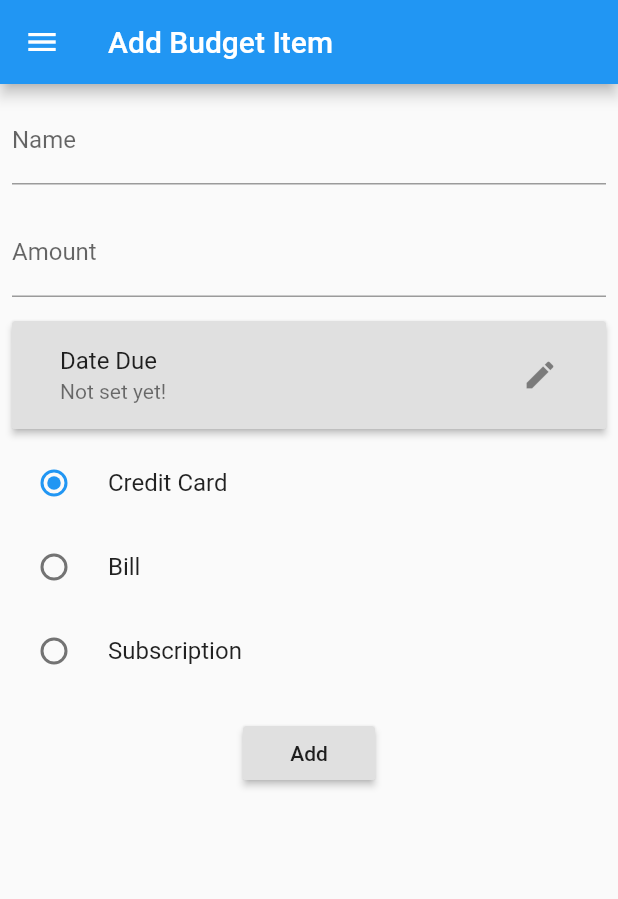
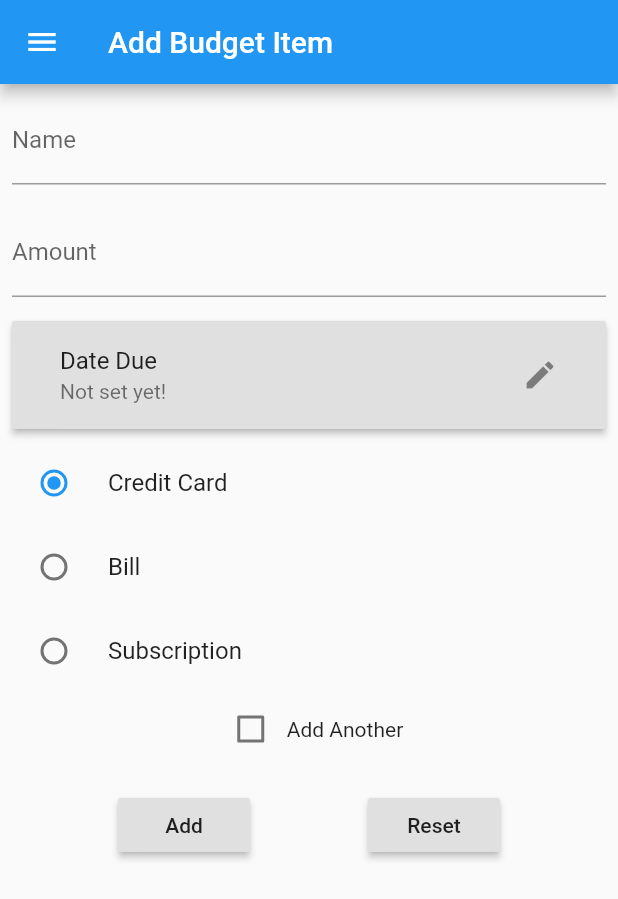
Before and after one commit to rfgmendoza/BudgetFly, a Flutter app: the AddBudgetItem screen opened by its route, on a phone screen of 412 x 824 dp. Shown: the top 899 px of the screen. Run offline on Flutter 3.47's test engine with Material 2 defaults, Android fonts, the phone set to English and light mode, and no system bars; our stand-ins replace sembast; missing offline and left inert: flutter_circular_chart.

Commit message:
add another checkbox added

```diff
--- a/budget_fly/lib/fragments/add_budget_item.dart
+++ b/budget_fly/lib/fragments/add_budget_item.dart
@@ -19,7 +19,7 @@ class AddBudgetItemState extends State<AddBudgetItem> {
   DateTime _selectedDate;
   BudgetItem _budgetItem = BudgetItem();
   bool editMode = false;
-
+  bool addAnother = false;
   void _showDatePicker() async {
     DateTime now = DateTime.now();
     final DateTime selectedDate = await showDatePicker(
@@ -129,6 +129,26 @@ class AddBudgetItemState extends State<AddBudgetItem> {
                   });
                 },
               ),
+              Row(
+                mainAxisAlignment: MainAxisAlignment.center,
+                children: <Widget>[
+
+
+                    Checkbox(
+
+                      value: addAnother,
+                      onChanged: (bool value){
+                        setState((){
+                          addAnother = value;
+                        });
+                      }
+                    ),
+                              Text("Add Another"),
+                ],
+              ),
+              Row(
+                mainAxisAlignment: MainAxisAlignment.spaceEvenly,
+                children: <Widget>[
                   Padding(
                       padding: const EdgeInsets.symmetric(vertical: 16.0),
                       child: RaisedButton(
@@ -146,6 +166,18 @@ class AddBudgetItemState extends State<AddBudgetItem> {
                         },
                         child: !editMode ? Text('Add') : Text('Save'),
                       )),
+                      Padding(
+                      padding: const EdgeInsets.symmetric(vertical: 16.0),
+                      child: RaisedButton(
+                        onPressed: () {
+                          _formKey.currentState.reset();
+                          _reset();
+                        },
+                        child: Text('Reset'),
+                      )),
+                ],
+
+              ),
               // Padding(
               //     padding: const EdgeInsets.symmetric(vertical: 16.0),
               //     child: RaisedButton(
@@ -167,8 +199,12 @@ class AddBudgetItemState extends State<AddBudgetItem> {
       await DBCommon().deleteBudgetItem(budgetItem);
     }
     DBCommon.db.putRecord(budgetItem);
-
-    Navigator.pop(context);
+    if(!addAnother){
+      Navigator.popAndPushNamed(context, "/list");
+    }
+    else{
+      _reset();
+    }
   }
 
   void checkLocalStore(BuildContext context) async {
@@ -181,4 +217,10 @@ class AddBudgetItemState extends State<AddBudgetItem> {
           .of(context)
           .showSnackBar(SnackBar(content: Text(count.toString())));
   }
+
+  _reset(){
+    setState(() {
+          _budgetItem = null;
+        });
   }
+}
```
Lines whose indentation alone changed are shown as unchanged.
